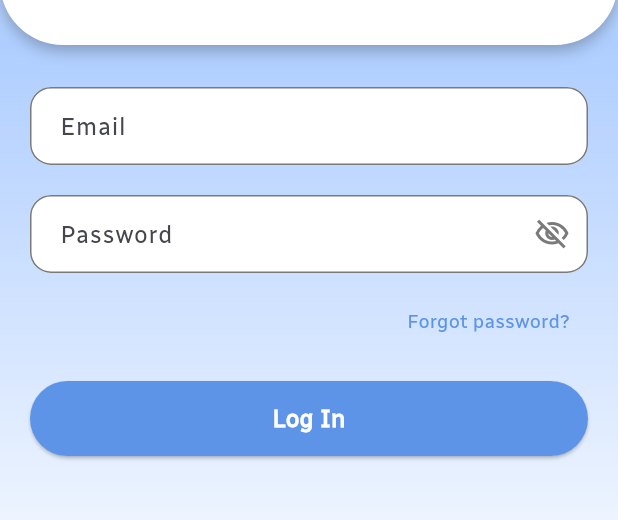
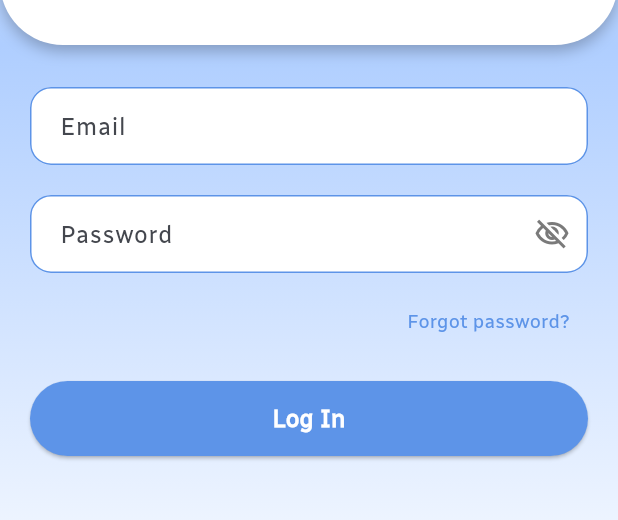
Before and after one commit to Reiisth/upc_app, a Flutter app: the screen it shows after launch, on a phone screen of 412 x 824 dp, the part 573-1093 px from its top. Run offline on Flutter 3.47's test engine with Material 3 defaults, Android fonts, the phone set to English and light mode, and no system bars.

Commit message:
Polished login page

```diff
--- a/lib/pages/login_draft.dart
+++ b/lib/pages/login_draft.dart
@@ -123,11 +123,11 @@ class _LoginPageState extends State<LoginPage> {
                               labelText: 'Email',
                               fillColor: AppColors.white,
                               enabledBorder: OutlineInputBorder(
-                                borderSide: BorderSide(color: AppColors.textMuted, width: 1.0),
+                                borderSide: BorderSide(color: AppColors.primary, width: 1.0),
                                 borderRadius: BorderRadius.all(Radius.circular(14.0)),
                               ),
                               focusedBorder: OutlineInputBorder(
-                                borderSide: BorderSide(color: AppColors.primary, width: 2.0),
+                                borderSide: BorderSide(color: AppColors.darkBlue, width: 2.0),
                                 borderRadius: BorderRadius.all(Radius.circular(14.0)),
                               ),
                             ),
@@ -158,11 +158,11 @@ class _LoginPageState extends State<LoginPage> {
                                 },
                               ),
                               enabledBorder: const OutlineInputBorder(
-                                borderSide: BorderSide(color: AppColors.textMuted, width: 1.0),
+                                borderSide: BorderSide(color: AppColors.primary, width: 1.0),
                                 borderRadius: BorderRadius.all(Radius.circular(14.0)),
                               ),
                               focusedBorder: const OutlineInputBorder(
-                                borderSide: BorderSide(color: AppColors.primary, width: 2.0),
+                                borderSide: BorderSide(color: AppColors.darkBlue, width: 2.0),
                                 borderRadius: BorderRadius.all(Radius.circular(14.0)),
                               ),
                             ),
--- a/lib/theme/app_theme.dart
+++ b/lib/theme/app_theme.dart
@@ -9,6 +9,7 @@ class AppColors {
   static const Color textDark = Color(0xFF1E1E1E);
   static const Color textMuted = Color(0xFF7A7A7A);
   static const Color error = Color(0xFFE85D5D);
+  static const Color darkBlue = Color(0xFF203264);
 }
 
 
```
